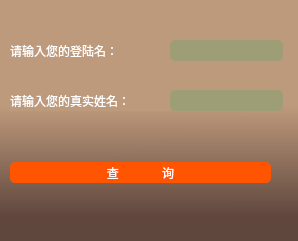
Before: the Qt Designer form Deca/login/find_password.ui in summerfll/wms, drawn with Qt 5.
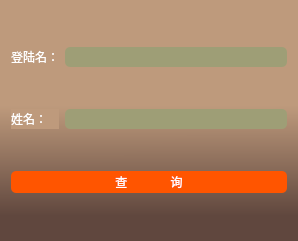
After: the same form once the commit is applied. Icons and pictures are not drawn.

Patch:
```diff
--- a/Deca/login/find_password.ui
+++ b/Deca/login/find_password.ui
@@ -32,15 +32,9 @@
   border: none;
 }</string>
   </property>
+  <layout class="QGridLayout" name="gridLayout">
+   <item row="0" column="0">
   <widget class="QLabel" name="label">
-   <property name="geometry">
-    <rect>
-     <x>10</x>
-     <y>40</y>
-     <width>141</width>
-     <height>21</height>
-    </rect>
-   </property>
    <property name="styleSheet">
     <string notr="true">font: 75 11pt &quot;楷体&quot;;
 color: rgb(255, 255, 255);
@@ -48,18 +42,12 @@
 </string>
    </property>
    <property name="text">
-    <string>请输入您的登陆名：</string>
-   </property>
-  </widget>
+      <string>登陆名：</string>
+     </property>
+    </widget>
+   </item>
+   <item row="0" column="1">
   <widget class="QLineEdit" name="lineEdit">
-   <property name="geometry">
-    <rect>
-     <x>170</x>
-     <y>40</y>
-     <width>113</width>
-     <height>21</height>
-    </rect>
-   </property>
    <property name="styleSheet">
     <string notr="true">border-radius:5px;padding:2px 4px;
 font: 75 10pt &quot;楷体&quot;;
@@ -67,33 +55,21 @@
 color: rgb(255, 255, 255);</string>
    </property>
   </widget>
+   </item>
+   <item row="1" column="0">
   <widget class="QLabel" name="label_2">
-   <property name="geometry">
-    <rect>
-     <x>10</x>
-     <y>90</y>
-     <width>161</width>
-     <height>21</height>
-    </rect>
-   </property>
    <property name="styleSheet">
     <string notr="true">font: 75 11pt &quot;楷体&quot;;
 color: rgb(255, 255, 255);
 background-color:rgb(190, 154, 124, 255);</string>
    </property>
    <property name="text">
-    <string>请输入您的真实姓名：</string>
-   </property>
-  </widget>
+      <string>姓名：</string>
+     </property>
+    </widget>
+   </item>
+   <item row="1" column="1">
   <widget class="QLineEdit" name="lineEdit_2">
-   <property name="geometry">
-    <rect>
-     <x>170</x>
-     <y>90</y>
-     <width>113</width>
-     <height>21</height>
-    </rect>
-   </property>
    <property name="styleSheet">
     <string notr="true">border-radius:5px;padding:2px 4px;
 font: 75 10pt &quot;楷体&quot;;
@@ -101,15 +77,9 @@
 color: rgb(255, 255, 255);</string>
    </property>
   </widget>
+   </item>
+   <item row="2" column="0" colspan="2">
   <widget class="QPushButton" name="pushButton">
-   <property name="geometry">
-    <rect>
-     <x>10</x>
-     <y>162</y>
-     <width>261</width>
-     <height>21</height>
-    </rect>
-   </property>
    <property name="styleSheet">
     <string notr="true">
 QPushButton{  
@@ -158,6 +128,8 @@
     <string>查             询</string>
    </property>
   </widget>
+   </item>
+  </layout>
  </widget>
  <resources/>
  <connections/>
```
Lines whose indentation alone changed are shown as unchanged.
